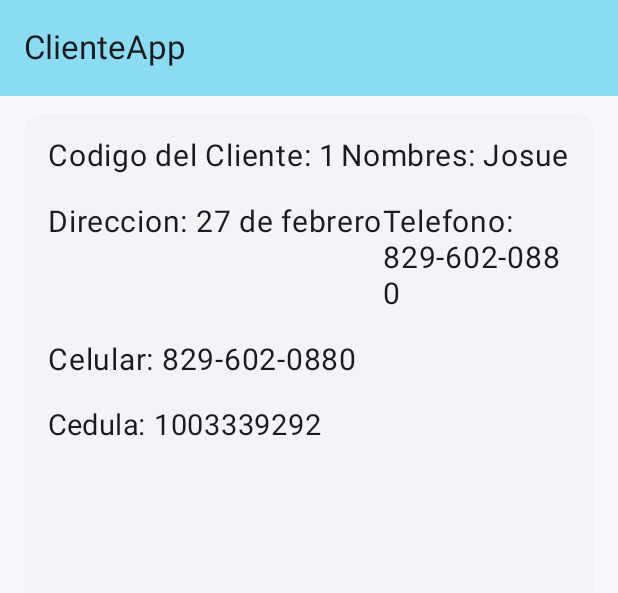
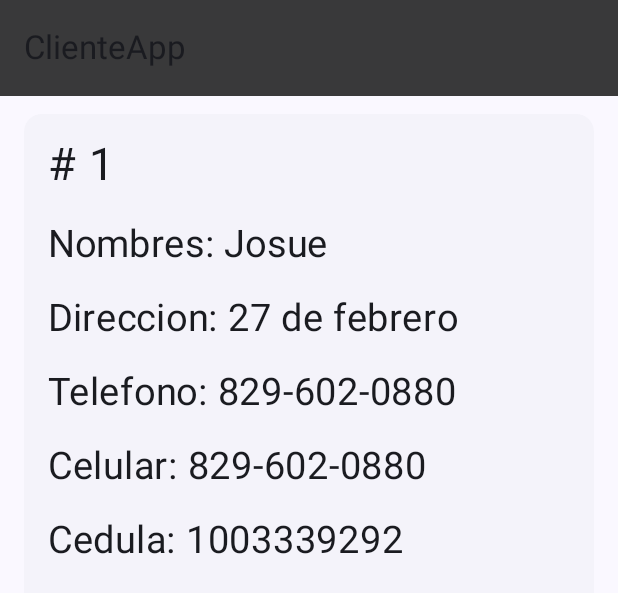
Before and after one commit to josueRusso/ClientesAppV2, an Android app built with Jetpack Compose: the @Preview function GreetingPreview, on a phone screen of 412 x 824 dp. Shown: the top 593 px of the screen. Run offline under Robolectric (Android 15) with nearby library versions, the phone set to English and light mode, and no system bars.

Commit message:
Registro Cliente

```diff
--- a/app/src/main/java/com/ucne/clientesapp/ui/Home/HomeViewModel.kt
+++ b/app/src/main/java/com/ucne/clientesapp/ui/Home/HomeViewModel.kt
@@ -92,7 +92,7 @@ data class ClienteListState(
         "",
         "",
         "",
-        1
+        0
 
     ),
     val selectedCliente: ClienteDto? = null,
--- a/app/src/main/java/com/ucne/clientesapp/ui/SeleccionCliente/SeleccionClienteScreen.kt
+++ b/app/src/main/java/com/ucne/clientesapp/ui/SeleccionCliente/SeleccionClienteScreen.kt
@@ -64,52 +64,42 @@ private fun Contenido(cliente : ClienteDto){
                 .padding(16.dp),
             horizontalAlignment = Alignment.Start
         ) {
-            Row (
-                modifier = Modifier.fillMaxWidth(),
-                horizontalArrangement = Arrangement.SpaceBetween
-            ){
+
             Text(
-                    text = "Codigo del Cliente: " + cliente.codigoCliente.toString(),
-                    fontSize = 20.sp
+                text = "# " + cliente.codigoCliente.toString(),
+                fontSize = 30.sp
             )
             Spacer(modifier = Modifier.padding(0.dp,10.dp))
 
             Text(
                     text = "Nombres: " + cliente.nombres,
-                    fontSize = 20.sp
+                    fontSize = 25.sp
             )
-            }
 
             Spacer(modifier = Modifier.padding(0.dp,10.dp))
 
-            Row (
-                modifier = Modifier.fillMaxWidth(),
-                horizontalArrangement = Arrangement.SpaceBetween
-            ){
             Text(
                 text = "Direccion: " + cliente.direccion,
-                    fontSize = 20.sp
+                fontSize = 25.sp
             )
             Spacer(modifier = Modifier.padding(0.dp,10.dp))
 
             Text(
                 text = "Telefono: " + cliente.telefono,
-                    fontSize = 20.sp
+                fontSize = 25.sp
             )
-
-            }
 
             Spacer(modifier = Modifier.padding(0.dp,10.dp))
 
             Text(
                 text = "Celular: " + cliente.celular,
-                fontSize = 20.sp
+                fontSize = 25.sp
             )
             Spacer(modifier = Modifier.padding(0.dp,10.dp))
 
             Text(
                 text = "Cedula: " + cliente.cedula,
-                fontSize = 19.sp
+                fontSize = 25.sp
             )
 
             Spacer(modifier = Modifier.padding(0.dp,10.dp))
@@ -126,7 +116,7 @@ private fun Base(cliente : ClienteDto) {
     Scaffold(
         topBar = {
             TopAppBar(
-                colors = TopAppBarDefaults.topAppBarColors(containerColor = Color(0xFF8BDBF3)),
+                colors = TopAppBarDefaults.topAppBarColors(containerColor = Color(0xFF39393A)),
                 title = {
                     Text(
                         "ClienteApp",
--- a/app/src/main/java/com/ucne/clientesapp/ui/theme/Color.kt
+++ b/app/src/main/java/com/ucne/clientesapp/ui/theme/Color.kt
@@ -3,8 +3,8 @@ package com.ucne.clientesapp.ui.theme
 import androidx.compose.ui.graphics.Color
 
 val Purple80 = Color(0xFFD0BCFF)
-val PurpleGrey80 = Color(0xFFCCC2DC)
-val Pink80 = Color(0xFFEFB8C8)
+val PurpleGrey80 = Color(0xFF39393A)
+val Pink80 = Color(0xFF382C38)
 
 val Purple40 = Color(0xFF6650a4)
 val PurpleGrey40 = Color(0xFF625b71)
```
Also changed, not shown: app/src/main/java/com/ucne/clientesapp/MainActivity.kt (+12 -1 lines), app/src/main/java/com/ucne/clientesapp/data/repository/ClienteRepository.kt (+17 -10 lines), app/src/main/java/com/ucne/clientesapp/ui/Home/HomeScreen.kt (+6 -2 lines), app/src/main/java/com/ucne/clientesapp/ui/RegistroCliente/RegistroClienteScreen.kt (+108 -34 lines), app/src/main/java/com/ucne/clientesapp/ui/RegistroCliente/RegistroClienteViewModel.kt (+75 -4 lines). Lines whose indentation alone changed are shown as unchanged.
